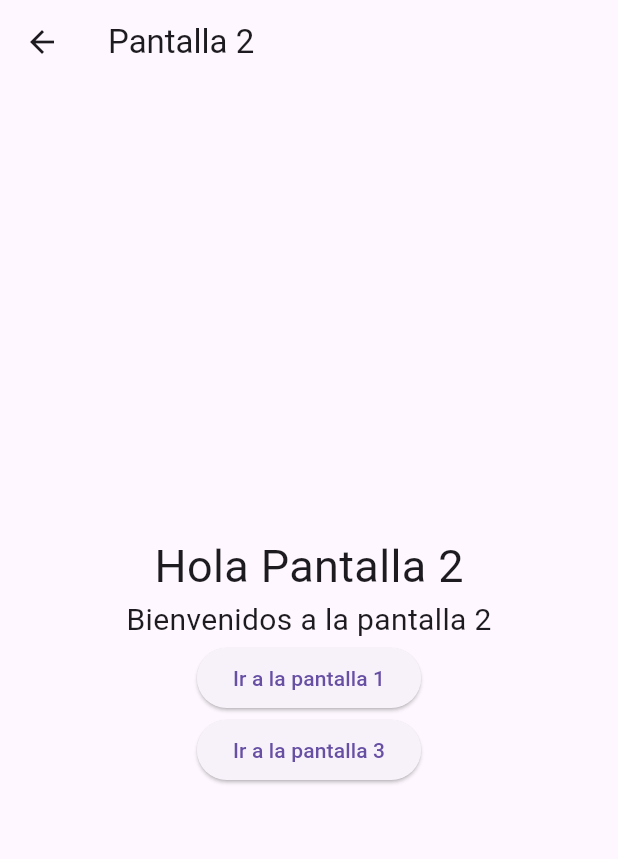
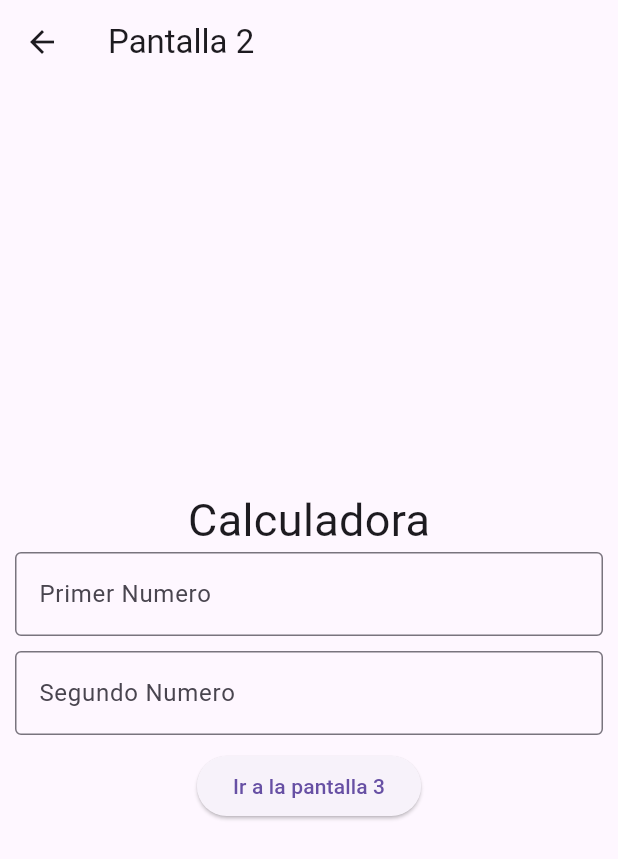
Before and after one commit to Abjuraa/Flutter, a Flutter app: the Pantalla2 screen opened directly, on a phone screen of 412 x 824 dp. Shown: the top 859 px of the screen. Run offline on Flutter 3.47's test engine with Material 3 defaults, Android fonts, the phone set to English and light mode, and no system bars.

Commit message:
calculadora

```diff
--- a/pantallas/lib/main.dart
+++ b/pantallas/lib/main.dart
@@ -29,7 +29,9 @@ class _MyWidgetState extends State<body> {
   @override
   Widget build(BuildContext context) {
     return Scaffold(
-      appBar: AppBar(title: Text('Pantalla 1'), leading: null,
+      appBar: AppBar(
+        title: Text('Pantalla 1'),
+        leading: null,
         automaticallyImplyLeading: false,
       ),
       body: Center(
@@ -71,20 +73,28 @@ class Pantalla2 extends StatelessWidget {
     return Scaffold(
       appBar: AppBar(title: Text('Pantalla 2'), leading: null),
       body: Center(
+        child: Container(
+          alignment: Alignment.center,
+          padding: const EdgeInsets.all(10),
+          height: 250,
+          width: 500,
           child: Column(
-          mainAxisAlignment: MainAxisAlignment.center,
-          children: <Widget>[
-            Text('Hola Pantalla 2', style: TextStyle(fontSize: 30)),
-            Text('Bienvenidos a la pantalla 2', style: TextStyle(fontSize: 20)),
-            ElevatedButton(
-              onPressed: () {
-                Navigator.pop(
-                  context,
-                  MaterialPageRoute(builder: (context) => body()),
-                );
-              },
-              child: Text('Ir a la pantalla 1'),
+            children: [
+              Text('Calculadora', style: TextStyle(fontSize: 30)),
+              TextField(
+                decoration: InputDecoration(
+                  border: OutlineInputBorder(),
+                  labelText: 'Primer Numero',
                 ),
+              ),
+              SizedBox(height: 10),
+              TextField(
+                decoration: InputDecoration(
+                  border: OutlineInputBorder(),
+                  labelText: 'Segundo Numero',
+                ),
+              ),
+              SizedBox(height: 10),
               ElevatedButton(
                 onPressed: () {
                   Navigator.push(
@@ -97,6 +107,7 @@ class Pantalla2 extends StatelessWidget {
             ],
           ),
         ),
+      ),
     );
   }
 }
@@ -107,7 +118,12 @@ class Pantalla3 extends StatelessWidget {
   @override
   Widget build(BuildContext context) {
     return Scaffold(
-      appBar: AppBar(title: Text('Pantalla 3'), leading: IconButton(icon: Icon(Icons.arrow_back), onPressed: () => Navigator.pop(context)),
+      appBar: AppBar(
+        title: Text('Pantalla 3'),
+        leading: IconButton(
+          icon: Icon(Icons.arrow_back),
+          onPressed: () => Navigator.pop(context),
+        ),
       ),
       body: Center(
         child: Column(
```
Lines whose indentation alone changed are shown as unchanged.
